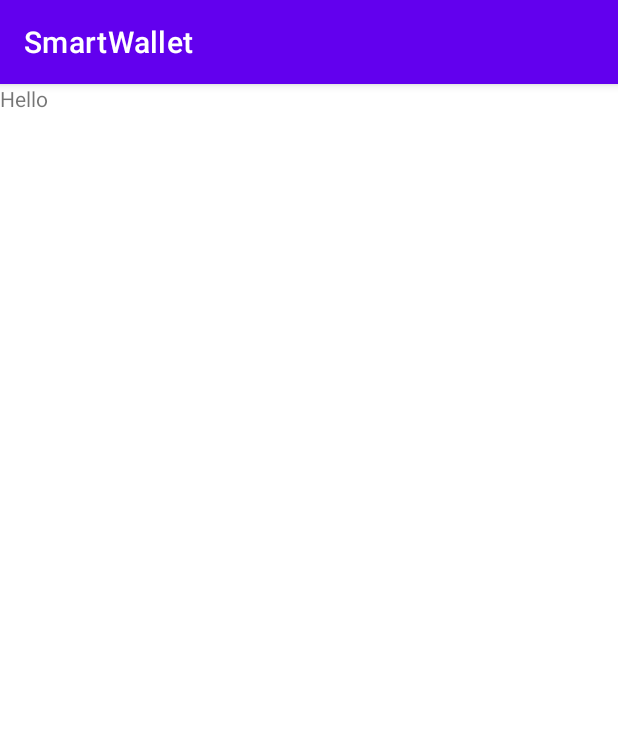
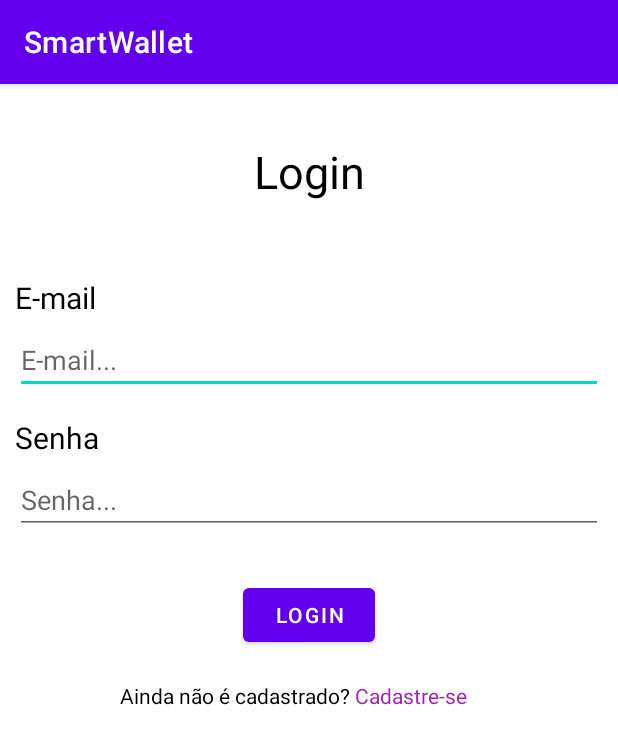
Before and after one commit to brverdan/SmartWallet, an Android app: the fragment LoginFragment shown on its own in the app's theme, on a phone screen of 412 x 824 dp. Shown: the top 744 px of the screen. Run offline under Robolectric (Android 15) with nearby library versions, the phone set to English and light mode, and no system bars.

Commit message:
Design da tela de login do usuário.

```diff
--- a/app/src/main/res/layout/login_fragment.xml
+++ b/app/src/main/res/layout/login_fragment.xml
@@ -1,13 +1,106 @@
 <?xml version="1.0" encoding="utf-8"?>
-<FrameLayout xmlns:android="http://schemas.android.com/apk/res/android"
+<androidx.constraintlayout.widget.ConstraintLayout xmlns:android="http://schemas.android.com/apk/res/android"
+    xmlns:app="http://schemas.android.com/apk/res-auto"
     xmlns:tools="http://schemas.android.com/tools"
+    android:id="@+id/frameLayout"
     android:layout_width="match_parent"
     android:layout_height="match_parent"
     tools:context=".ui.user.login.LoginFragment">
 
     <TextView
-        android:layout_width="match_parent"
-        android:layout_height="match_parent"
-        android:text="Hello" />
+        android:id="@+id/textLabelEmail"
+        android:layout_width="wrap_content"
+        android:layout_height="wrap_content"
+        android:layout_marginStart="10dp"
+        android:layout_marginTop="50dp"
+        android:text="E-mail"
+        android:textColor="#000000"
+        android:textSize="20sp"
+        app:layout_constraintStart_toStartOf="parent"
+        app:layout_constraintTop_toBottomOf="@+id/textLabelLogin" />
 
-</FrameLayout>
+    <EditText
+        android:id="@+id/editTextEmail"
+        android:layout_width="0dp"
+        android:layout_height="wrap_content"
+        android:layout_marginStart="10dp"
+        android:layout_marginTop="5dp"
+        android:layout_marginEnd="10dp"
+        android:ems="10"
+        android:hint="E-mail..."
+        android:inputType="textPersonName"
+        app:layout_constraintEnd_toEndOf="parent"
+        app:layout_constraintStart_toStartOf="parent"
+        app:layout_constraintTop_toBottomOf="@+id/textLabelEmail" />
+
+    <TextView
+        android:id="@+id/textLabelSenha"
+        android:layout_width="wrap_content"
+        android:layout_height="wrap_content"
+        android:layout_marginStart="10dp"
+        android:layout_marginTop="15dp"
+        android:text="Senha"
+        android:textColor="#000000"
+        android:textSize="20sp"
+        app:layout_constraintStart_toStartOf="parent"
+        app:layout_constraintTop_toBottomOf="@+id/editTextEmail" />
+
+    <TextView
+        android:id="@+id/textLabelLogin"
+        android:layout_width="wrap_content"
+        android:layout_height="wrap_content"
+        android:layout_marginTop="38dp"
+        android:text="Login"
+        android:textColor="#000000"
+        android:textSize="30sp"
+        app:layout_constraintEnd_toEndOf="parent"
+        app:layout_constraintStart_toStartOf="parent"
+        app:layout_constraintTop_toTopOf="parent" />
+
+    <TextView
+        android:id="@+id/textLabelAinda"
+        android:layout_width="wrap_content"
+        android:layout_height="wrap_content"
+        android:layout_marginStart="80dp"
+        android:layout_marginTop="20dp"
+        android:text="Ainda não é cadastrado?"
+        android:textColor="#000000"
+        app:layout_constraintStart_toStartOf="parent"
+        app:layout_constraintTop_toBottomOf="@+id/btnLogin" />
+
+    <Button
+        android:id="@+id/btnLogin"
+        android:layout_width="wrap_content"
+        android:layout_height="wrap_content"
+        android:layout_marginStart="5dp"
+        android:layout_marginTop="30dp"
+        android:layout_marginEnd="5dp"
+        android:text="Login"
+        app:layout_constraintEnd_toEndOf="parent"
+        app:layout_constraintStart_toStartOf="parent"
+        app:layout_constraintTop_toBottomOf="@+id/editTextSenha" />
+
+    <TextView
+        android:id="@+id/textViewCadastro"
+        android:layout_width="wrap_content"
+        android:layout_height="wrap_content"
+        android:layout_marginTop="20dp"
+        android:text=" Cadastre-se"
+        android:textColor="#9C27B0"
+        app:layout_constraintStart_toEndOf="@+id/textLabelAinda"
+        app:layout_constraintTop_toBottomOf="@+id/btnLogin" />
+
+    <EditText
+        android:id="@+id/editTextSenha"
+        android:layout_width="0dp"
+        android:layout_height="wrap_content"
+        android:layout_marginStart="10dp"
+        android:layout_marginTop="5dp"
+        android:layout_marginEnd="10dp"
+        android:ems="10"
+        android:hint="Senha..."
+        android:inputType="textPassword"
+        app:layout_constraintEnd_toEndOf="parent"
+        app:layout_constraintStart_toStartOf="parent"
+        app:layout_constraintTop_toBottomOf="@+id/textLabelSenha" />
+</androidx.constraintlayout.widget.ConstraintLayout>
```
